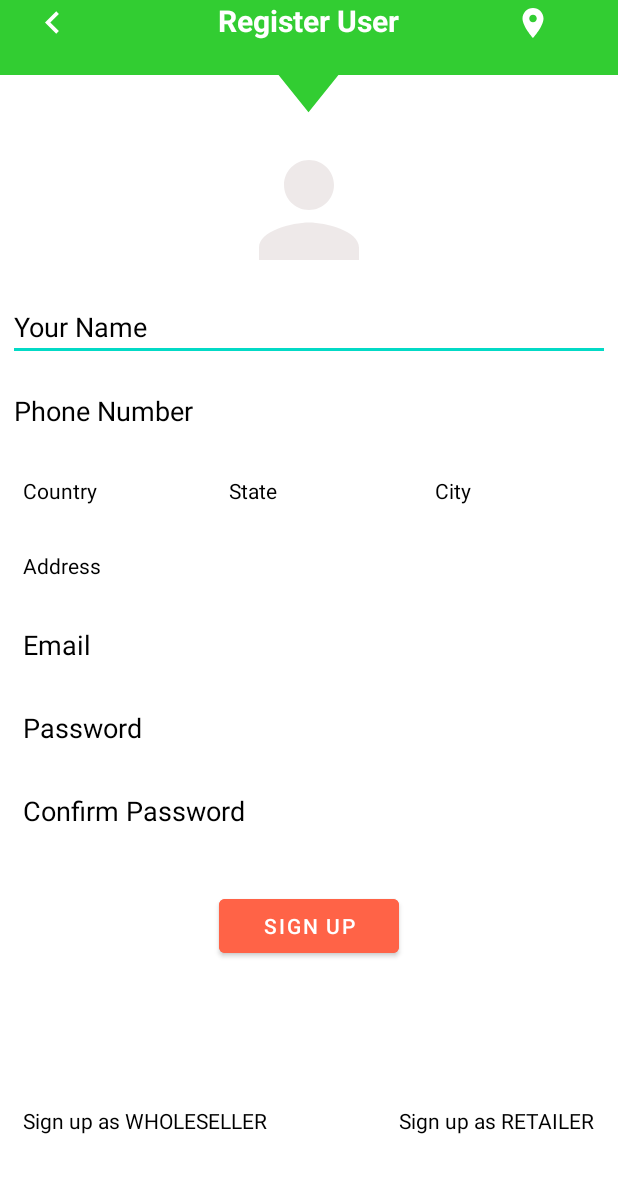
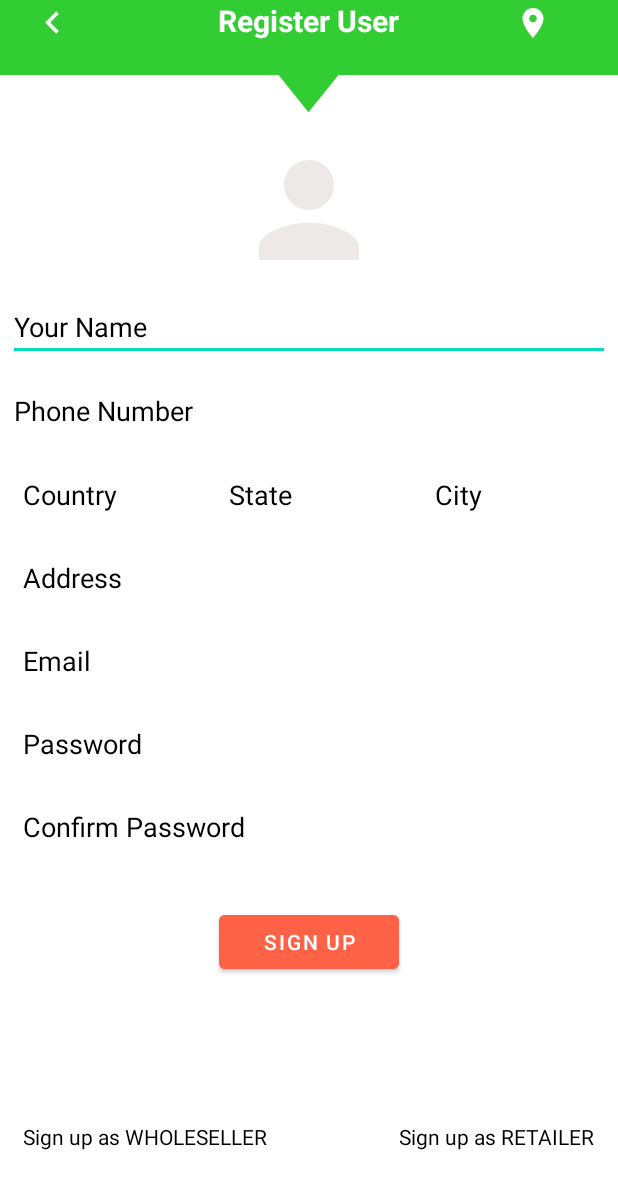
Before and after one commit to SouravPrasad98/projects, an Android app: the User_register screen opened directly, with no data from a screen before it, on a phone screen of 412 x 824 dp. Shown: the top 1189 px of the screen. Run offline under Robolectric (Android 15) with nearby library versions, the phone set to English and light mode, and no system bars; our stand-ins replace Firebase (no records; nobody signed in at launch, a user with empty details on screens opened directly); libraries missing offline, so code that uses them is left out: io.grpc.okhttp; plain views replace CircularImageView; pictures from the network do not load.

Commit message:
textview to edittext in few

```diff
--- a/app/src/main/java/com/example/mail/User_register.java
+++ b/app/src/main/java/com/example/mail/User_register.java
@@ -62,13 +62,13 @@ import io.grpc.okhttp.internal.framed.FrameReader;
 
 import static android.widget.Toast.*;
 
-public class User_register extends AppCompatActivity implements LocationListener{
+public class User_register extends AppCompatActivity implements LocationListener {
     private ImageButton backbutt, gpssbutt;
     private ImageView profileIv;
     private Button signUpbt;
     private EditText confirm_password, password1, emaillidddd, PhoneNumber,
-            younm;
-    private TextView addlll, cityyid, stateid, countrid, retailerSignUp, wholeSignUp;
+            younm,addlll, cityyid, stateid, countrid;
+    private TextView  retailerSignUp, wholeSignUp;
 
 
     private static final int Location_Request_code = 100;
@@ -76,7 +76,6 @@ public class User_register extends AppCompatActivity implements LocationListener
     private static final int Storage_Request_code = 300;
     private static final int IMAGE_PICK_GALLERY_CODE = 400;
     private static final int IMAGE_PICK_CAMERA_CODE = 500;
-
 
 
     private String[] locationPermissions;
@@ -107,7 +106,7 @@ public class User_register extends AppCompatActivity implements LocationListener
         cityyid = findViewById(R.id.cityyid);
         stateid = findViewById(R.id.stateid);
         countrid = findViewById(R.id.countrid);
-        profileIv= findViewById(R.id.profileIv);
+        profileIv = findViewById(R.id.profileIv);
 
         PhoneNumber = findViewById(R.id.PhoneNumber);
 
@@ -115,7 +114,6 @@ public class User_register extends AppCompatActivity implements LocationListener
         locationPermissions = new String[]{Manifest.permission.ACCESS_FINE_LOCATION};
         cameraPermissions = new String[]{Manifest.permission.CAMERA, Manifest.permission.WRITE_EXTERNAL_STORAGE};
         storagePermissions = new String[]{Manifest.permission.WRITE_EXTERNAL_STORAGE};
-
 
 
         firebaseAuth = FirebaseAuth.getInstance();
@@ -159,16 +157,14 @@ public class User_register extends AppCompatActivity implements LocationListener
         gpssbutt.setOnClickListener(new OnClickListener() {
             @Override
             public void onClick(View v) {
-                if(checkLocationPermission()){
+                if (checkLocationPermission()) {
                     detectLocation();
-                }
-                else {
+                } else {
                     requestLocationPermission();
                 }
 
             }
         });
-
 
 
         signUpbt.setOnClickListener(new OnClickListener() {
@@ -186,30 +182,27 @@ public class User_register extends AppCompatActivity implements LocationListener
 
 
     private void showImagePickDialog() {
-        String[] options = {"Camera" , "Gallery"};
+        String[] options = {"Camera", "Gallery"};
         AlertDialog.Builder builder = new AlertDialog.Builder(this);
         builder.setTitle("Pick Image")
                 .setItems(options, new DialogInterface.OnClickListener() {
                     @Override
                     public void onClick(DialogInterface dialog, int which) {
-                        if(which == 0){
+                        if (which == 0) {
                             //camera clicked
-                            if(checkCameraPermission()){
+                            if (checkCameraPermission()) {
                                 pickFromCamera();
 
-                            }
-                            else{
+                            } else {
                                 requestCameraPermission();
 
                             }
-                        }
-                        else{
+                        } else {
 
-                            if(checkStoragePermission()){
+                            if (checkStoragePermission()) {
                                 pickFromGallery();
 
-                            }
-                            else{
+                            } else {
                                 requestStoragePermission();
 
                             }
@@ -221,13 +214,13 @@ public class User_register extends AppCompatActivity implements LocationListener
                 .show();
     }
 
-    private void pickFromGallery(){
-        Intent intent= new Intent(Intent.ACTION_PICK);
+    private void pickFromGallery() {
+        Intent intent = new Intent(Intent.ACTION_PICK);
         intent.setType("image/*");
         startActivityForResult(intent, IMAGE_PICK_GALLERY_CODE);
     }
 
-    private void pickFromCamera(){
+    private void pickFromCamera() {
         ContentValues contentValues = new ContentValues();
         contentValues.put(MediaStore.Images.Media.TITLE, "Temp_Image Title");
         contentValues.put(MediaStore.Images.Media.DESCRIPTION, "Temp_Image Description");
@@ -241,7 +234,17 @@ public class User_register extends AppCompatActivity implements LocationListener
     private void detectLocation() {
         Toast.makeText(this, "Please wait...", LENGTH_LONG).show();
 
-        locationManager = (LocationManager)getSystemService(Context.LOCATION_SERVICE);
+        locationManager = (LocationManager) getSystemService(Context.LOCATION_SERVICE);
+        if (ActivityCompat.checkSelfPermission(this, Manifest.permission.ACCESS_FINE_LOCATION) != PackageManager.PERMISSION_GRANTED && ActivityCompat.checkSelfPermission(this, Manifest.permission.ACCESS_COARSE_LOCATION) != PackageManager.PERMISSION_GRANTED) {
+            // TODO: Consider calling
+            //    ActivityCompat#requestPermissions
+            // here to request the missing permissions, and then overriding
+            //   public void onRequestPermissionsResult(int requestCode, String[] permissions,
+            //                                          int[] grantResults)
+            // to handle the case where the user grants the permission. See the documentation
+            // for ActivityCompat#requestPermissions for more details.
+            return;
+        }
         locationManager.requestLocationUpdates(LocationManager.GPS_PROVIDER, 0, 0, this);
     }
     private void findAddress() {
@@ -262,7 +265,7 @@ public class User_register extends AppCompatActivity implements LocationListener
             stateid.setText(state);
             countrid.setText(country);
             addlll.setText(address);
-
+            Log.i("hua", "findAddress: ");
 
 
         }
--- a/app/src/main/res/layout/activity_user_register.xml
+++ b/app/src/main/res/layout/activity_user_register.xml
@@ -107,7 +107,7 @@
                 android:layout_below="@id/PhoneNumber"
                 android:orientation="horizontal">
 
-                <TextView
+                <EditText
                     android:layout_width="match_parent"
                     android:textColor="@color/black"
                     android:layout_height="wrap_content"
@@ -120,7 +120,7 @@
                     android:layout_weight="1"
                     android:layout_margin="5dp"/>
 
-                <TextView
+                <EditText
                     android:layout_width="match_parent"
                     android:textColor="@color/black"
                     android:layout_height="wrap_content"
@@ -134,7 +134,7 @@
                     android:layout_margin="5dp"/>
 
 
-                <TextView
+                <EditText
                     android:layout_width="match_parent"
                     android:layout_height="wrap_content"
                     android:padding="10dp"
@@ -148,7 +148,7 @@
                     android:layout_margin="5dp"/>
             </LinearLayout>
 
-            <TextView
+            <EditText
                 android:id="@+id/addlll"
                 android:layout_width="match_parent"
                 android:textColor="@color/black"
```
Also changed, not shown: app/src/main/java/com/example/mail/Retailer_register.java (+32 -28 lines), app/src/main/java/com/example/mail/Wholeseller_register.java (+29 -23 lines), app/src/main/res/layout/activity_retailer_register.xml (+4 -4 lines), app/src/main/res/layout/activity_wholeseller_register.xml (+4 -4 lines).
